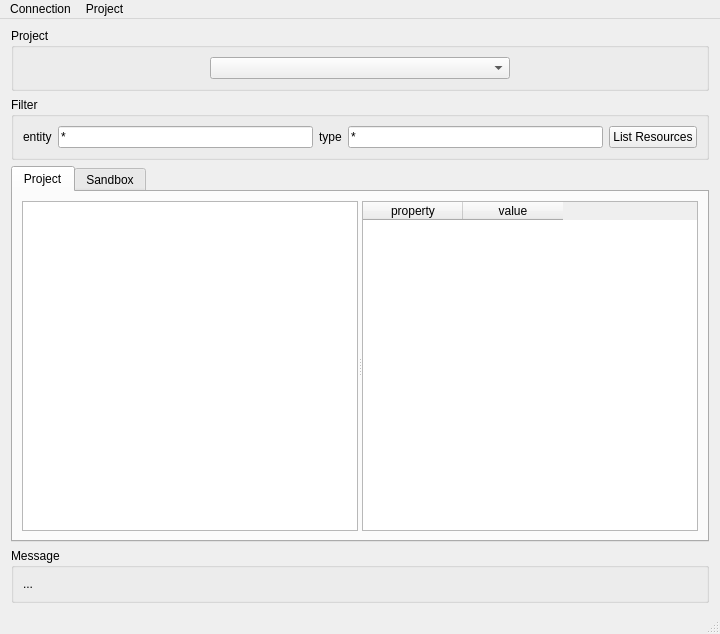
Above: qti/main_window.ui from dddjef/pulse before the change. Below: the same form after it.
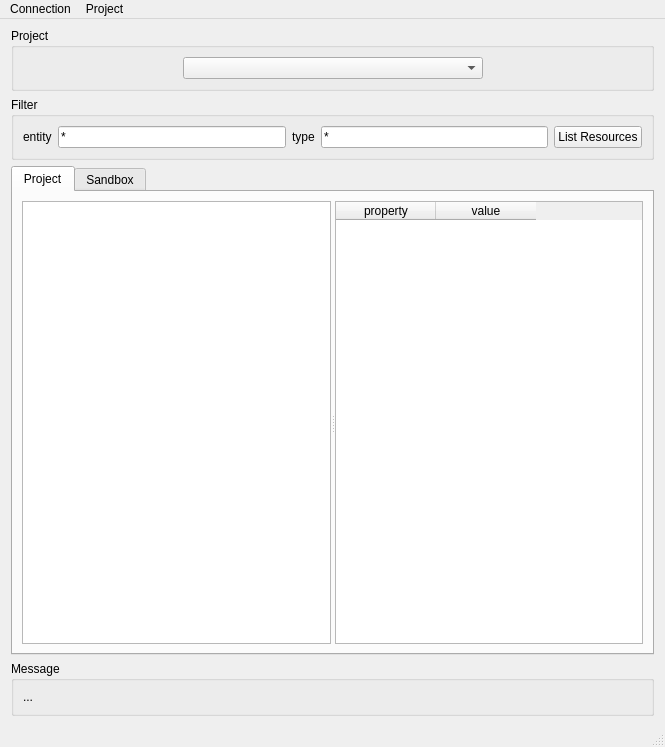
That is the form after the change.

Commit message: add a create project interface

What changed in the file:
```diff
--- a/qti/main_window.ui
+++ b/qti/main_window.ui
@@ -6,8 +6,8 @@
    <rect>
     <x>0</x>
     <y>0</y>
-    <width>720</width>
-    <height>634</height>
+    <width>665</width>
+    <height>747</height>
    </rect>
   </property>
   <property name="windowTitle">
@@ -202,7 +202,7 @@
     <rect>
      <x>0</x>
      <y>0</y>
-     <width>720</width>
+     <width>665</width>
      <height>26</height>
     </rect>
    </property>
```
Left out of the diff: 4 changed lines with no effect on the pictures. The commit also changes 2 other files.
